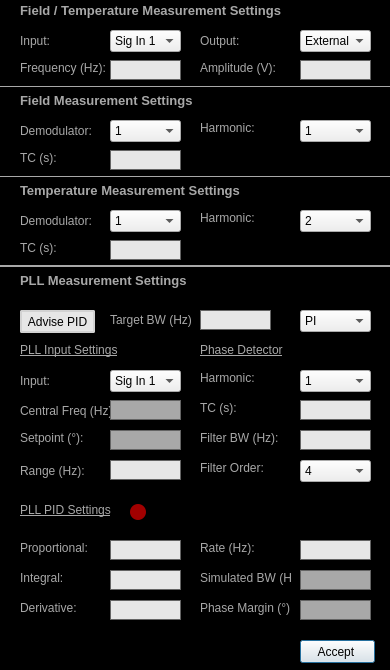
Before: the Qt Designer form Scanner GUI/ApproachModule/MeasurementSettings.ui in afylab/nanoSQUID-Scanning-Software, drawn with Qt 5.
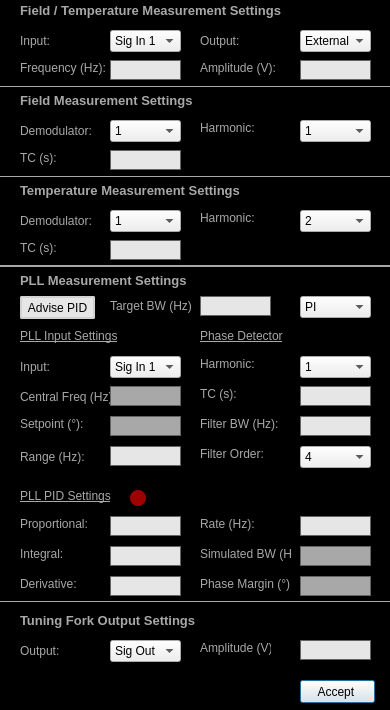
After: the same form once the commit is applied.

```diff
--- a/Scanner GUI/ApproachModule/MeasurementSettings.ui
+++ b/Scanner GUI/ApproachModule/MeasurementSettings.ui
@@ -7,7 +7,7 @@
     <x>0</x>
     <y>0</y>
     <width>390</width>
-    <height>670</height>
+    <height>710</height>
    </rect>
   </property>
   <property name="sizePolicy">
@@ -18,14 +18,14 @@
   </property>
   <property name="minimumSize">
    <size>
-    <width>380</width>
-    <height>305</height>
+    <width>390</width>
+    <height>710</height>
    </size>
   </property>
   <property name="maximumSize">
    <size>
-    <width>500</width>
-    <height>800</height>
+    <width>390</width>
+    <height>710</height>
    </size>
   </property>
   <property name="windowTitle">
@@ -48,7 +48,7 @@
    <property name="geometry">
     <rect>
      <x>20</x>
-     <y>340</y>
+     <y>326</y>
      <width>121</width>
      <height>20</height>
     </rect>
@@ -75,7 +75,7 @@
    <property name="geometry">
     <rect>
      <x>300</x>
-     <y>640</y>
+     <y>680</y>
      <width>75</width>
      <height>23</height>
     </rect>
@@ -88,7 +88,7 @@
    <property name="geometry">
     <rect>
      <x>20</x>
-     <y>540</y>
+     <y>516</y>
      <width>71</width>
      <height>16</height>
     </rect>
@@ -101,7 +101,7 @@
    <property name="geometry">
     <rect>
      <x>20</x>
-     <y>570</y>
+     <y>546</y>
      <width>51</width>
      <height>16</height>
     </rect>
@@ -114,7 +114,7 @@
    <property name="geometry">
     <rect>
      <x>20</x>
-     <y>600</y>
+     <y>576</y>
      <width>71</width>
      <height>16</height>
     </rect>
@@ -127,7 +127,7 @@
    <property name="geometry">
     <rect>
      <x>20</x>
-     <y>400</y>
+     <y>386</y>
      <width>91</width>
      <height>22</height>
     </rect>
@@ -140,7 +140,7 @@
    <property name="geometry">
     <rect>
      <x>200</x>
-     <y>430</y>
+     <y>416</y>
      <width>111</width>
      <height>16</height>
     </rect>
@@ -153,7 +153,7 @@
    <property name="geometry">
     <rect>
      <x>20</x>
-     <y>370</y>
+     <y>356</y>
      <width>71</width>
      <height>22</height>
     </rect>
@@ -166,7 +166,7 @@
    <property name="geometry">
     <rect>
      <x>20</x>
-     <y>460</y>
+     <y>446</y>
      <width>71</width>
      <height>22</height>
     </rect>
@@ -179,7 +179,7 @@
    <property name="geometry">
     <rect>
      <x>200</x>
-     <y>340</y>
+     <y>326</y>
      <width>111</width>
      <height>20</height>
     </rect>
@@ -208,7 +208,7 @@
    <property name="geometry">
     <rect>
      <x>200</x>
-     <y>370</y>
+     <y>356</y>
      <width>71</width>
      <height>16</height>
     </rect>
@@ -221,7 +221,7 @@
    <property name="geometry">
     <rect>
      <x>200</x>
-     <y>400</y>
+     <y>386</y>
      <width>71</width>
      <height>16</height>
     </rect>
@@ -234,7 +234,7 @@
    <property name="geometry">
     <rect>
      <x>200</x>
-     <y>460</y>
+     <y>446</y>
      <width>111</width>
      <height>16</height>
     </rect>
@@ -247,7 +247,7 @@
    <property name="geometry">
     <rect>
      <x>20</x>
-     <y>500</y>
+     <y>486</y>
      <width>111</width>
      <height>20</height>
     </rect>
@@ -276,7 +276,7 @@
    <property name="geometry">
     <rect>
      <x>200</x>
-     <y>570</y>
+     <y>546</y>
      <width>91</width>
      <height>16</height>
     </rect>
@@ -289,7 +289,7 @@
    <property name="geometry">
     <rect>
      <x>200</x>
-     <y>540</y>
+     <y>516</y>
      <width>71</width>
      <height>16</height>
     </rect>
@@ -302,7 +302,7 @@
    <property name="geometry">
     <rect>
      <x>110</x>
-     <y>400</y>
+     <y>386</y>
      <width>71</width>
      <height>20</height>
     </rect>
@@ -326,7 +326,7 @@
    <property name="geometry">
     <rect>
      <x>110</x>
-     <y>460</y>
+     <y>446</y>
      <width>71</width>
      <height>20</height>
     </rect>
@@ -671,7 +671,7 @@
    <property name="geometry">
     <rect>
      <x>110</x>
-     <y>370</y>
+     <y>356</y>
      <width>71</width>
      <height>22</height>
     </rect>
@@ -714,7 +714,7 @@
    <property name="geometry">
     <rect>
      <x>300</x>
-     <y>370</y>
+     <y>356</y>
      <width>71</width>
      <height>22</height>
     </rect>
@@ -764,7 +764,7 @@
    <property name="geometry">
     <rect>
      <x>300</x>
-     <y>400</y>
+     <y>386</y>
      <width>71</width>
      <height>20</height>
     </rect>
@@ -808,7 +808,7 @@
    <property name="geometry">
     <rect>
      <x>300</x>
-     <y>430</y>
+     <y>416</y>
      <width>71</width>
      <height>20</height>
     </rect>
@@ -1053,7 +1053,7 @@
    <property name="geometry">
     <rect>
      <x>300</x>
-     <y>460</y>
+     <y>446</y>
      <width>71</width>
      <height>22</height>
     </rect>
@@ -1106,7 +1106,7 @@
    <property name="geometry">
     <rect>
      <x>110</x>
-     <y>570</y>
+     <y>546</y>
      <width>71</width>
      <height>20</height>
     </rect>
@@ -1122,7 +1122,7 @@
    <property name="geometry">
     <rect>
      <x>110</x>
-     <y>540</y>
+     <y>516</y>
      <width>71</width>
      <height>20</height>
     </rect>
@@ -1138,7 +1138,7 @@
    <property name="geometry">
     <rect>
      <x>110</x>
-     <y>600</y>
+     <y>576</y>
      <width>71</width>
      <height>20</height>
     </rect>
@@ -1154,7 +1154,7 @@
    <property name="geometry">
     <rect>
      <x>300</x>
-     <y>540</y>
+     <y>516</y>
      <width>71</width>
      <height>20</height>
     </rect>
@@ -1176,7 +1176,7 @@
    <property name="geometry">
     <rect>
      <x>300</x>
-     <y>570</y>
+     <y>546</y>
      <width>71</width>
      <height>20</height>
     </rect>
@@ -1200,7 +1200,7 @@
    <property name="geometry">
     <rect>
      <x>20</x>
-     <y>430</y>
+     <y>416</y>
      <width>71</width>
      <height>16</height>
     </rect>
@@ -1213,7 +1213,7 @@
    <property name="geometry">
     <rect>
      <x>110</x>
-     <y>430</y>
+     <y>416</y>
      <width>71</width>
      <height>20</height>
     </rect>
@@ -1237,7 +1237,7 @@
    <property name="geometry">
     <rect>
      <x>300</x>
-     <y>600</y>
+     <y>576</y>
      <width>71</width>
      <height>20</height>
     </rect>
@@ -1261,7 +1261,7 @@
    <property name="geometry">
     <rect>
      <x>200</x>
-     <y>600</y>
+     <y>576</y>
      <width>91</width>
      <height>16</height>
     </rect>
@@ -1274,7 +1274,7 @@
    <property name="geometry">
     <rect>
      <x>200</x>
-     <y>310</y>
+     <y>296</y>
      <width>71</width>
      <height>20</height>
     </rect>
@@ -1290,7 +1290,7 @@
    <property name="geometry">
     <rect>
      <x>110</x>
-     <y>310</y>
+     <y>296</y>
      <width>91</width>
      <height>20</height>
     </rect>
@@ -1303,7 +1303,7 @@
    <property name="geometry">
     <rect>
      <x>20</x>
-     <y>310</y>
+     <y>296</y>
      <width>75</width>
      <height>23</height>
     </rect>
@@ -1326,7 +1326,7 @@
    <property name="geometry">
     <rect>
      <x>300</x>
-     <y>310</y>
+     <y>296</y>
      <width>71</width>
      <height>22</height>
     </rect>
@@ -1391,7 +1391,7 @@
    <property name="geometry">
     <rect>
      <x>130</x>
-     <y>504</y>
+     <y>490</y>
      <width>16</width>
      <height>16</height>
     </rect>
@@ -1406,6 +1406,129 @@
     <string/>
    </property>
   </widget>
+  <widget class="Line" name="line_5">
+   <property name="geometry">
+    <rect>
+     <x>0</x>
+     <y>600</y>
+     <width>405</width>
+     <height>3</height>
+    </rect>
+   </property>
+   <property name="styleSheet">
+    <string notr="true">#line_5{
+color:rgb(168,168,168)
+}</string>
+   </property>
+   <property name="frameShadow">
+    <enum>QFrame::Plain</enum>
+   </property>
+   <property name="lineWidth">
+    <number>1</number>
+   </property>
+   <property name="orientation">
+    <enum>Qt::Horizontal</enum>
+   </property>
+  </widget>
+  <widget class="QLabel" name="label_title_8">
+   <property name="geometry">
+    <rect>
+     <x>20</x>
+     <y>610</y>
+     <width>181</width>
+     <height>20</height>
+    </rect>
+   </property>
+   <property name="font">
+    <font>
+     <pointsize>10</pointsize>
+     <weight>75</weight>
+     <bold>true</bold>
+    </font>
+   </property>
+   <property name="styleSheet">
+    <string notr="true">#label_title{
+color:rgb(168,168,168)
+}</string>
+   </property>
+   <property name="text">
+    <string>Tuning Fork Output Settings</string>
+   </property>
+   <property name="alignment">
+    <set>Qt::AlignLeading|Qt::AlignLeft|Qt::AlignVCenter</set>
+   </property>
+  </widget>
+  <widget class="QComboBox" name="comboBox_PLL_Output">
+   <property name="geometry">
+    <rect>
+     <x>110</x>
+     <y>640</y>
+     <width>71</width>
+     <height>22</height>
+    </rect>
+   </property>
+   <property name="currentIndex">
+    <number>0</number>
+   </property>
+   <item>
+    <property name="text">
+     <string>Sig Out 1</string>
+    </property>
+   </item>
+   <item>
+    <property name="text">
+     <string>Sig Out 2</string>
+    </property>
+   </item>
+  </widget>
+  <widget class="QLabel" name="label_26">
+   <property name="geometry">
+    <rect>
+     <x>20</x>
+     <y>640</y>
+     <width>71</width>
+     <height>22</height>
+    </rect>
+   </property>
+   <property name="text">
+    <string>Output:</string>
+   </property>
+  </widget>
+  <widget class="QLineEdit" name="lineEdit_PLL_Amplitude">
+   <property name="geometry">
+    <rect>
+     <x>300</x>
+     <y>640</y>
+     <width>71</width>
+     <height>20</height>
+    </rect>
+   </property>
+   <property name="styleSheet">
+    <string notr="true"/>
+   </property>
+   <property name="text">
+    <string/>
+   </property>
+   <property name="alignment">
+    <set>Qt::AlignRight|Qt::AlignTrailing|Qt::AlignVCenter</set>
+   </property>
+   <property name="readOnly">
+    <bool>false</bool>
+   </property>
+  </widget>
+  <widget class="QLabel" name="label_27">
+   <property name="geometry">
+    <rect>
+     <x>200</x>
+     <y>640</y>
+     <width>71</width>
+     <height>16</height>
+    </rect>
+   </property>
+   <property name="text">
+    <string>Amplitude (V):</string>
+   </property>
+  </widget>
  </widget>
  <tabstops>
   <tabstop>pushButton</tabstop>
```
